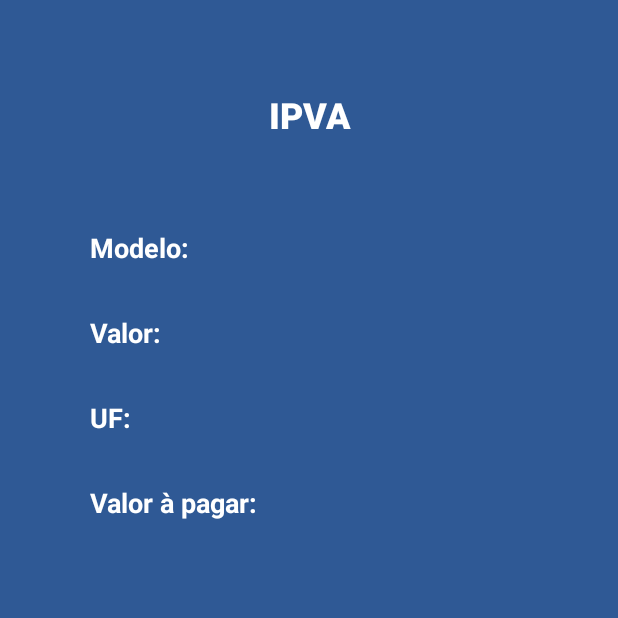
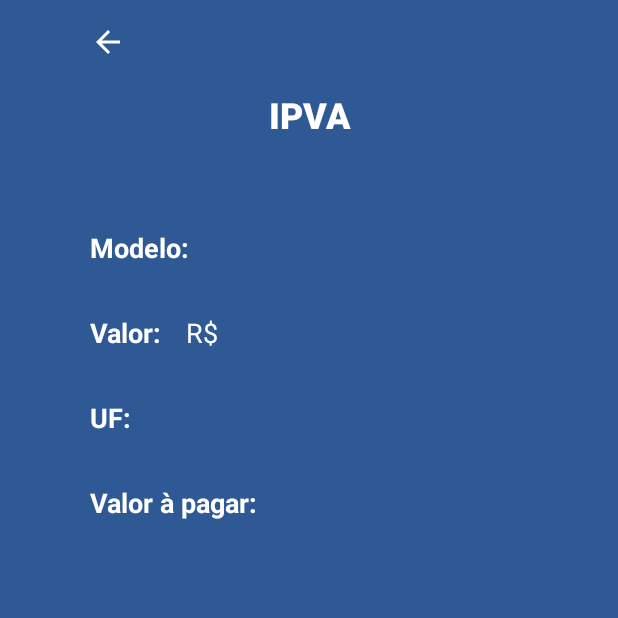
Before and after one commit to danilosataide/app2_calculadorIpva, an Android app: the IpvaActivity screen opened directly, with no data from a screen before it, on a phone screen of 412 x 824 dp, the top half of it. Run offline under Robolectric (Android 15) with nearby library versions, the phone set to English and light mode, and no system bars; 1 statement that could not run was skipped.

Commit message:
calculo na IpvaActivity

```diff
--- a/app/src/main/java/br/com/danilosataide/calculadordeipva/IpvaActivity.kt
+++ b/app/src/main/java/br/com/danilosataide/calculadordeipva/IpvaActivity.kt
@@ -1,11 +1,117 @@
 package br.com.danilosataide.calculadordeipva
 
+import android.content.Context
+import android.content.Intent
+import android.os.Bundle
 import androidx.appcompat.app.AppCompatActivity
-import android.os.Bundle
+import kotlinx.android.synthetic.main.activity_ipva.*
+import java.text.DecimalFormat
 
 class IpvaActivity : AppCompatActivity() {
     override fun onCreate(savedInstanceState: Bundle?) {
         super.onCreate(savedInstanceState)
         setContentView(R.layout.activity_ipva)
+
+        val estados = arrayOf<String>(
+            "Acre",
+            "Alagoas",
+            "Amapá",
+            "Amazonas",
+            "Bahia",
+            "Ceará",
+            "Distrito Federal",
+            "Espírito Santo",
+            "Goiás",
+            "Maranhão",
+            "Mato Grosso",
+            "Mato Grosso do Sul",
+            "Minas Gerais",
+            "Pará",
+            "Paraíba",
+            "Paraná",
+            "Pernambuco",
+            "Piauí",
+            "Rio de Janeiro",
+            "Rio Grande do Norte",
+            "Rio Grande do Sul",
+            "Rondônia",
+            "Roraima",
+            "Santa Catarina",
+            "São Paulo",
+            "Sergipe",
+            "Tocantins"
+        )
+
+        var aliquotas  = arrayOf(
+            2,
+            2.5,
+            3,
+            3,
+            2.5,
+            2.5,
+            3,
+            2,
+            2.5,
+            2.5,
+            3,
+            2.5,
+            4,
+            2.5,
+            2,
+            3.5,
+            2.5,
+            2.5,
+            4,
+            2.5,
+            3,
+            3,
+            3,
+            2,
+            3,
+            2,
+            2
+        )
+
+        //Recuperando o ID passado por meio da Intent
+        val id = intent.getStringExtra("INTENT_ID")
+
+        //Acessar o arquivo de preferências compartilhadas
+        val sharedPrefs = getSharedPreferences(
+            "REGISTRO_$id",
+            Context.MODE_PRIVATE
+        )
+
+        //Recuperar dados no arquivo de preferencias compartilhadas
+        //val id_recuperado = sharedPrefs.getString("ID", "")
+        val modelo = sharedPrefs.getString("MODELO", "")
+        val valor = sharedPrefs.getString("VALOR", "")
+        val estado = sharedPrefs.getString("ESTADO", "")
+
+        //Exibir os dados recuperados na tela
+        txtModelo.text = "$modelo"
+        txtValor.text = "R$ $valor"
+        txtEstado.text = "$estado"
+
+        //cálculo do ipva
+        for (i in estados.indices)
+        {
+            if(estados[i] == estado){
+                var ipva = valor?.toDouble()?.let { calculator(aliquotas[i].toDouble(), it) };
+                txtValorIpva.text = "R$ $ipva";
+                break
+            }
+        }
+
+        btnVoltarMain.setOnClickListener {
+            val mIntent = Intent(this, MainActivity::class.java)
+            startActivity(mIntent)
+            finishAffinity()
+        }
+
     }
 }
+
+fun calculator(a: Double, b: Double):String{
+    val df = DecimalFormat("0.00")
+    return df.format(((a*b)/100)).toString();
+}
--- a/app/src/main/java/br/com/danilosataide/calculadordeipva/MainActivity.kt
+++ b/app/src/main/java/br/com/danilosataide/calculadordeipva/MainActivity.kt
@@ -7,6 +7,7 @@ import android.os.Bundle
 import android.widget.ArrayAdapter
 import android.widget.Toast
 import kotlinx.android.synthetic.main.activity_main.*
+import java.util.*
 
 class MainActivity : AppCompatActivity() {
     override fun onCreate(savedInstanceState: Bundle?) {
@@ -80,13 +81,17 @@ class MainActivity : AppCompatActivity() {
             } else {
                 //Todos os campos foram preenchidos
 
+                var uniqueID = UUID.randomUUID().toString()
+                Toast.makeText(this, uniqueID, Toast.LENGTH_SHORT).show()
+
                 //Criando ou acessando o arquivo de preferências compartilhadas
-                val sharedPrefs = getSharedPreferences("veiculo_$modelo", Context.MODE_PRIVATE)
+                val sharedPrefs = getSharedPreferences("REGISTRO_$uniqueID", Context.MODE_PRIVATE)
 
                 //Criando um editor par o arquivo
                 val editPrefs = sharedPrefs.edit()
 
                 //Preparando os dados para serem salvos
+                editPrefs.putString("ID", uniqueID)
                 editPrefs.putString("MODELO", modelo)
                 editPrefs.putString("VALOR", valor.toString())
                 editPrefs.putString("ESTADO", estado)
@@ -98,7 +103,7 @@ class MainActivity : AppCompatActivity() {
                 val mIntent = Intent(this, IpvaActivity::class.java)
 
                 //Passando informações através da Intent
-                mIntent.putExtra("INTENT_MODELO+ESTADO", modelo+estado)
+                mIntent.putExtra("INTENT_ID", uniqueID)
                 startActivity(mIntent)
 
                 //Tirando todas as telas do empilhamento
--- /dev/null
+++ b/app/src/main/res/drawable/ic_baseline_arrow_back_24.xml
@@ -0,0 +1,5 @@
+<vector android:height="24dp" android:tint="#fff"
+    android:viewportHeight="24" android:viewportWidth="24"
+    android:width="24dp" xmlns:android="http://schemas.android.com/apk/res/android">
+    <path android:fillColor="@android:color/white" android:pathData="M20,11H7.83l5.59,-5.59L12,4l-8,8 8,8 1.41,-1.41L7.83,13H20v-2z"/>
+</vector>
--- a/app/src/main/res/layout/activity_ipva.xml
+++ b/app/src/main/res/layout/activity_ipva.xml
@@ -130,4 +130,15 @@
         app:layout_constraintEnd_toEndOf="parent"
         app:layout_constraintStart_toEndOf="@+id/textView11"
         app:layout_constraintTop_toBottomOf="@+id/txtEstado" />
+
+    <Button
+        android:id="@+id/btnVoltarMain"
+        android:layout_width="24dp"
+        android:layout_height="24dp"
+        android:layout_marginStart="16dp"
+        android:layout_marginTop="16dp"
+        android:background="@drawable/ic_baseline_arrow_back_24"
+        app:layout_constraintEnd_toStartOf="@+id/textView3"
+        app:layout_constraintStart_toStartOf="parent"
+        app:layout_constraintTop_toTopOf="parent" />
 </androidx.constraintlayout.widget.ConstraintLayout>
```
